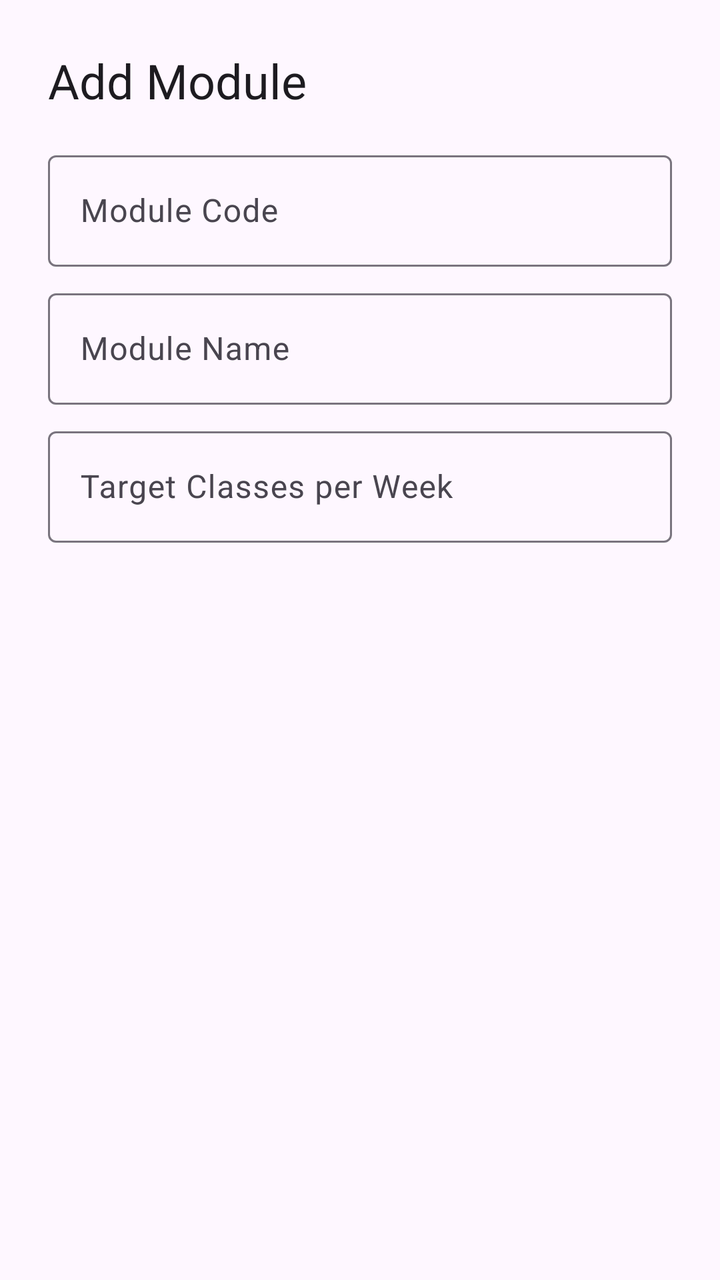
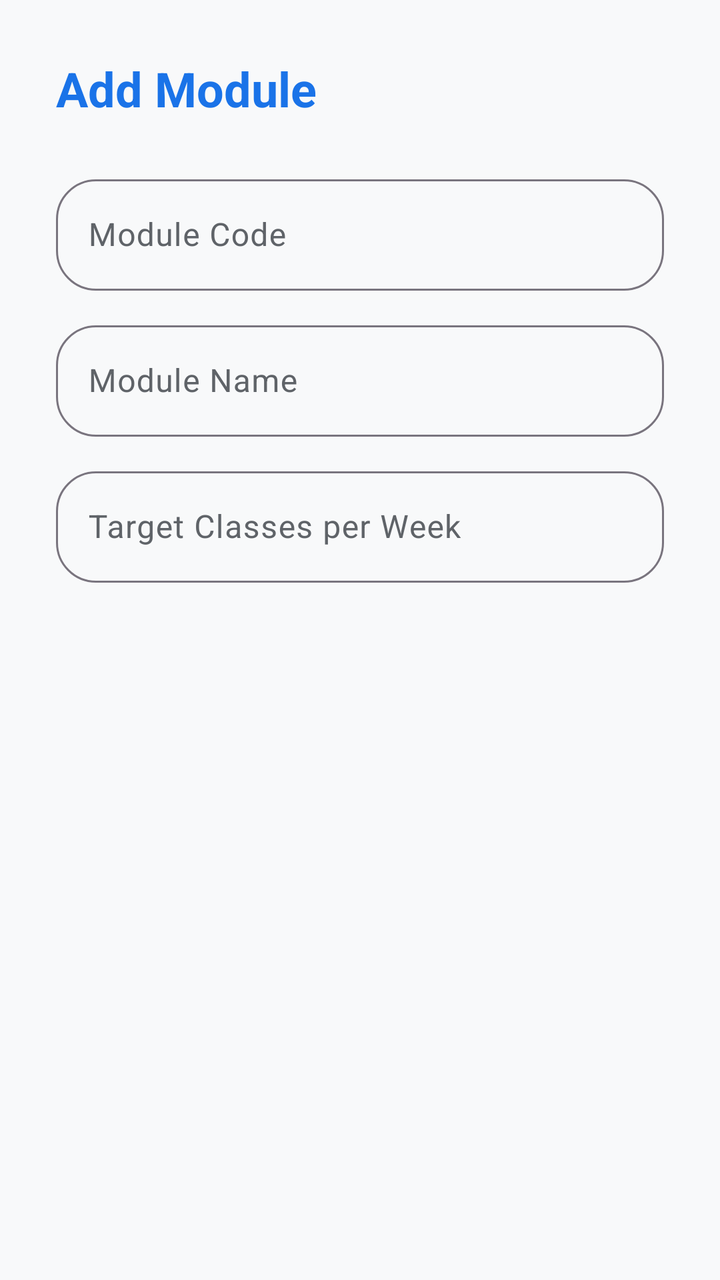

Compare the two renders of this Android layout. The source of the first and the diff that turns it into the second are given below.
<!-- AndroidManifest.xml: application theme Theme.CampusSync -->
<!-- res/layout/dialog_add_module.xml -->
<?xml version="1.0" encoding="utf-8"?>
<LinearLayout xmlns:android="http://schemas.android.com/apk/res/android"
    xmlns:app="http://schemas.android.com/apk/res-auto"
    android:layout_width="match_parent"
    android:layout_height="wrap_content"
    android:orientation="vertical"
    android:padding="24dp">

    <TextView
        android:id="@+id/tvDialogTitle"
        android:layout_width="wrap_content"
        android:layout_height="wrap_content"
        android:text="Add Module"
        android:textAppearance="@style/TextAppearance.Material3.HeadlineSmall"
        android:layout_marginBottom="16dp" />

    <com.google.android.material.textfield.TextInputLayout
        android:id="@+id/tilModuleCode"
        style="@style/Widget.Material3.TextInputLayout.OutlinedBox"
        android:layout_width="match_parent"
        android:layout_height="wrap_content"
        android:layout_marginBottom="8dp"
        android:hint="Module Code">
        <com.google.android.material.textfield.TextInputEditText
            android:id="@+id/etModuleCode"
            android:layout_width="match_parent"
            android:layout_height="wrap_content"
            android:inputType="textCapCharacters" />
    </com.google.android.material.textfield.TextInputLayout>

    <com.google.android.material.textfield.TextInputLayout
        android:id="@+id/tilModuleName"
        style="@style/Widget.Material3.TextInputLayout.OutlinedBox"
        android:layout_width="match_parent"
        android:layout_height="wrap_content"
        android:layout_marginBottom="8dp"
        android:hint="Module Name">
        <com.google.android.material.textfield.TextInputEditText
            android:id="@+id/etModuleName"
            android:layout_width="match_parent"
            android:layout_height="wrap_content"
            android:inputType="textCapWords" />
    </com.google.android.material.textfield.TextInputLayout>

    <com.google.android.material.textfield.TextInputLayout
        android:id="@+id/tilTargetClasses"
        style="@style/Widget.Material3.TextInputLayout.OutlinedBox"
        android:layout_width="match_parent"
        android:layout_height="wrap_content"
        android:hint="Target Classes per Week">
        <com.google.android.material.textfield.TextInputEditText
            android:id="@+id/etTargetClasses"
            android:layout_width="match_parent"
            android:layout_height="wrap_content"
            android:inputType="number" />
    </com.google.android.material.textfield.TextInputLayout>

</LinearLayout>
<!-- resources referenced by this layout -->
<resources>
  <style name="Theme.CampusSync" parent="Base.Theme.CampusSync" />
  <style name="Base.Theme.CampusSync" parent="Theme.Material3.DayNight.NoActionBar">
          
          
      </style>
</resources>

<!-- the commit's change to res/layout/dialog_add_module.xml (unified diff, before → after) -->
@@ -4,23 +4,30 @@
     android:layout_width="match_parent"
     android:layout_height="wrap_content"
     android:orientation="vertical"
-    android:padding="24dp">
+    android:padding="28dp">
 
     <TextView
         android:id="@+id/tvDialogTitle"
         android:layout_width="wrap_content"
         android:layout_height="wrap_content"
+        android:layout_marginBottom="24dp"
         android:text="Add Module"
         android:textAppearance="@style/TextAppearance.Material3.HeadlineSmall"
-        android:layout_marginBottom="16dp" />
+        android:textColor="@color/primary_blue"
+        android:textStyle="bold" />
 
     <com.google.android.material.textfield.TextInputLayout
         android:id="@+id/tilModuleCode"
         style="@style/Widget.Material3.TextInputLayout.OutlinedBox"
         android:layout_width="match_parent"
         android:layout_height="wrap_content"
-        android:layout_marginBottom="8dp"
-        android:hint="Module Code">
+        android:layout_marginBottom="12dp"
+        android:hint="Module Code"
+        app:boxCornerRadiusBottomEnd="20dp"
+        app:boxCornerRadiusBottomStart="20dp"
+        app:boxCornerRadiusTopEnd="20dp"
+        app:boxCornerRadiusTopStart="20dp">
+
         <com.google.android.material.textfield.TextInputEditText
             android:id="@+id/etModuleCode"
             android:layout_width="match_parent"
@@ -33,8 +40,13 @@
         style="@style/Widget.Material3.TextInputLayout.OutlinedBox"
         android:layout_width="match_parent"
         android:layout_height="wrap_content"
-        android:layout_marginBottom="8dp"
-        android:hint="Module Name">
+        android:layout_marginBottom="12dp"
+        android:hint="Module Name"
+        app:boxCornerRadiusBottomEnd="20dp"
+        app:boxCornerRadiusBottomStart="20dp"
+        app:boxCornerRadiusTopEnd="20dp"
+        app:boxCornerRadiusTopStart="20dp">
+
         <com.google.android.material.textfield.TextInputEditText
             android:id="@+id/etModuleName"
             android:layout_width="match_parent"
@@ -47,7 +59,12 @@
         style="@style/Widget.Material3.TextInputLayout.OutlinedBox"
         android:layout_width="match_parent"
         android:layout_height="wrap_content"
-        android:hint="Target Classes per Week">
+        android:hint="Target Classes per Week"
+        app:boxCornerRadiusBottomEnd="20dp"
+        app:boxCornerRadiusBottomStart="20dp"
+        app:boxCornerRadiusTopEnd="20dp"
+        app:boxCornerRadiusTopStart="20dp">
+
         <com.google.android.material.textfield.TextInputEditText
             android:id="@+id/etTargetClasses"
             android:layout_width="match_parent"
<!-- resource entries referenced after the edit -->
@@ -1,9 +1,45 @@
 <!-- resources referenced by this layout -->
 <resources>
+  <color name="primary_blue">#1A73E8</color>
   <style name="Theme.CampusSync" parent="Base.Theme.CampusSync" />
   <style name="Base.Theme.CampusSync" parent="Theme.Material3.DayNight.NoActionBar">
           
+          <item name="colorPrimary">@color/primary_blue</item>
+          <item name="colorOnPrimary">@color/on_primary</item>
+          <item name="colorPrimaryContainer">@color/primary_light</item>
+          <item name="colorOnPrimaryContainer">@color/primary_blue</item>
+  
           
+          <item name="colorError">@color/accent_red</item>
+          <item name="colorOnError">@color/on_error</item>
+  
+          
+          <item name="android:windowBackground">@color/bg_soft</item>
+          <item name="colorSurface">@color/surface</item>
+          <item name="colorOnSurface">@color/text_main</item>
+          <item name="colorOnSurfaceVariant">@color/text_secondary</item>
+  
+          
+          <item name="shapeAppearanceLargeComponent">@style/ShapeAppearance.CampusSync.Rounded.Large</item>
+          <item name="shapeAppearanceMediumComponent">@style/ShapeAppearance.CampusSync.Rounded.Medium</item>
+          <item name="shapeAppearanceSmallComponent">@style/ShapeAppearance.CampusSync.Rounded.Small</item>
+      </style>
+  <color name="on_primary">#FFFFFF</color>
+  <color name="primary_light">#E8F0FE</color>
+  <color name="accent_red">#EA4335</color>
+  <color name="on_error">#FFFFFF</color>
+  <color name="bg_soft">#F8F9FA</color>
+  <color name="surface">#FFFFFF</color>
+  <color name="text_main">#202124</color>
+  <color name="text_secondary">#5F6368</color>
+  <style name="ShapeAppearance.CampusSync.Rounded.Large" parent="ShapeAppearance.Material3.LargeComponent">
+          <item name="cornerSize">28dp</item>
+      </style>
+  <style name="ShapeAppearance.CampusSync.Rounded.Medium" parent="ShapeAppearance.Material3.MediumComponent">
+          <item name="cornerSize">20dp</item>
+      </style>
+  <style name="ShapeAppearance.CampusSync.Rounded.Small" parent="ShapeAppearance.Material3.SmallComponent">
+          <item name="cornerSize">16dp</item>
       </style>
 </resources>
 
